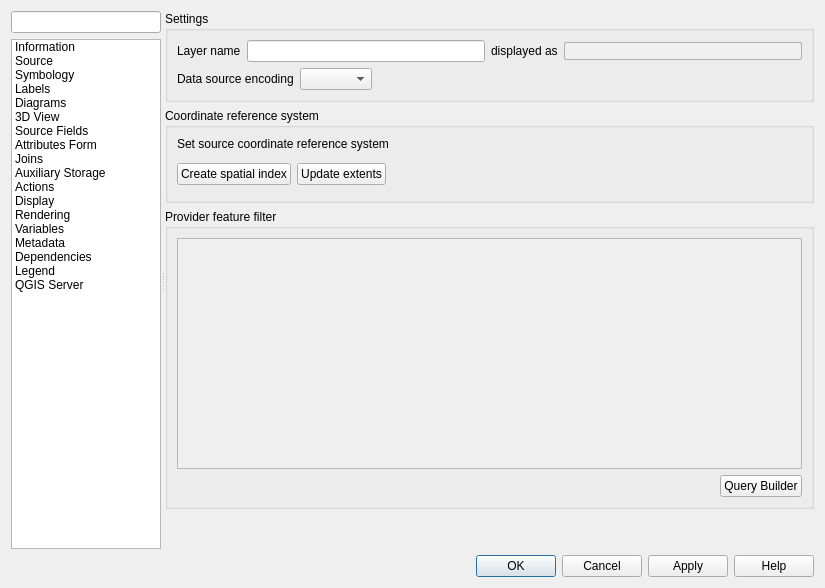
The window that src/ui/qgsvectorlayerpropertiesbase.ui (qgis/QGIS) describes before a commit, drawn with Qt 5.
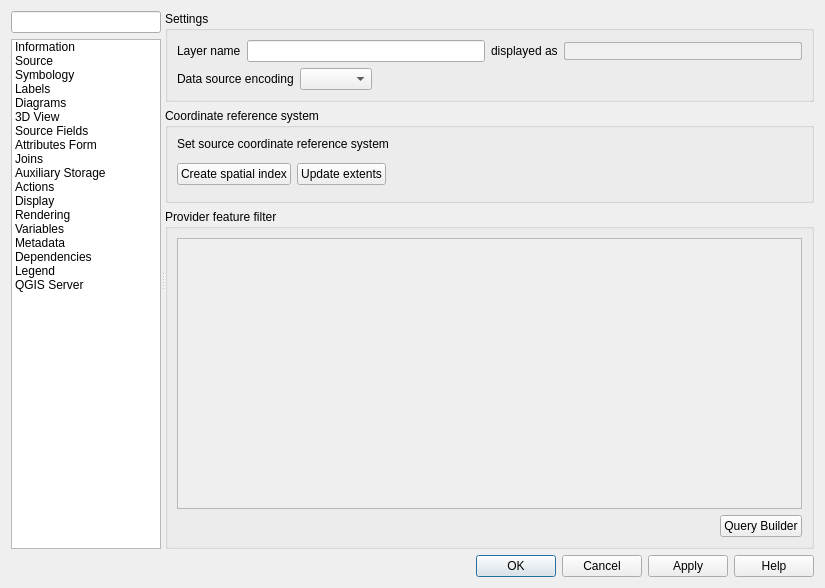
The same window after the commit. The open tabs and pages were chosen to show the change. Icons and pictures are not drawn. Custom widgets are drawn as their Qt base class.

Commit message:
Remove unnecessary space at the bottom of Source tab
and do some ui cleanup

Diff of the .ui file:
```diff
--- a/src/ui/qgsvectorlayerpropertiesbase.ui
+++ b/src/ui/qgsvectorlayerpropertiesbase.ui
@@ -421,8 +421,8 @@
                <rect>
                 <x>0</x>
                 <y>0</y>
-                <width>285</width>
-                <height>405</height>
+                <width>652</width>
+                <height>541</height>
                </rect>
               </property>
               <layout class="QVBoxLayout" name="verticalLayout_9">
@@ -671,7 +671,7 @@
                  <property name="sizeHint" stdset="0">
                   <size>
                    <width>20</width>
-                   <height>40</height>
+                   <height>0</height>
                   </size>
                  </property>
                 </spacer>
```
Left out of the diff: 377 changed lines with no effect on the pictures.
